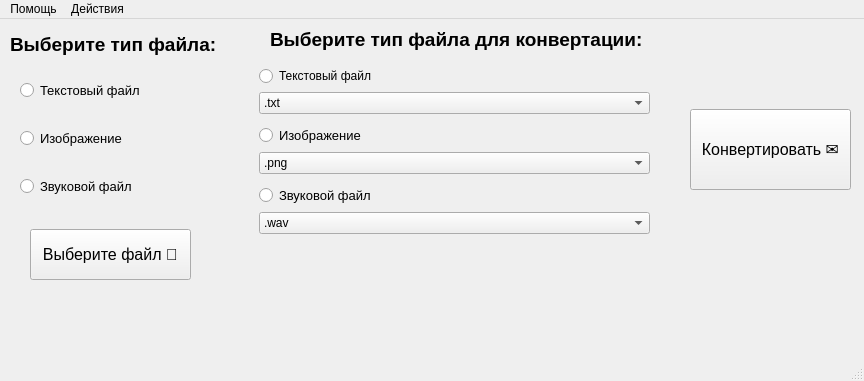
This is Конвертор.ui in AWayne1/Converter as Qt 5 draws it before an edit. The edited form follows.
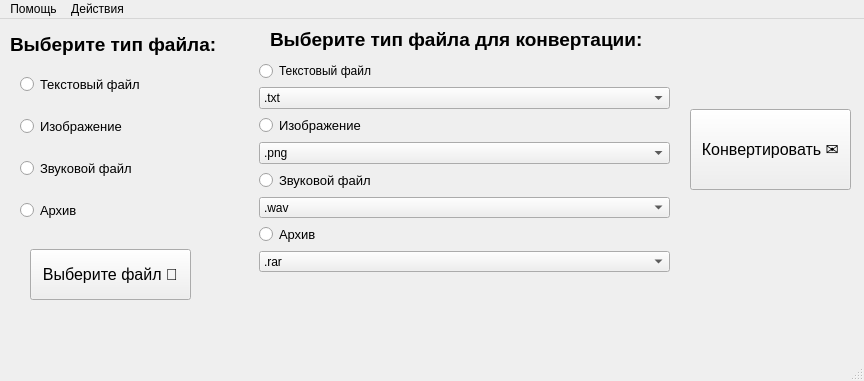
This is the edited form.

```diff
--- a/Конвертор.ui
+++ b/Конвертор.ui
@@ -2,6 +2,9 @@
 <ui version="4.0">
  <class>MainWindow</class>
  <widget class="QMainWindow" name="MainWindow">
+  <property name="enabled">
+   <bool>true</bool>
+  </property>
   <property name="geometry">
    <rect>
     <x>0</x>
@@ -10,6 +13,24 @@
     <height>381</height>
    </rect>
   </property>
+  <property name="sizePolicy">
+   <sizepolicy hsizetype="Fixed" vsizetype="Fixed">
+    <horstretch>0</horstretch>
+    <verstretch>0</verstretch>
+   </sizepolicy>
+  </property>
+  <property name="minimumSize">
+   <size>
+    <width>864</width>
+    <height>381</height>
+   </size>
+  </property>
+  <property name="maximumSize">
+   <size>
+    <width>864</width>
+    <height>381</height>
+   </size>
+  </property>
   <property name="windowTitle">
    <string>Converter</string>
   </property>
@@ -38,7 +59,7 @@
     <property name="geometry">
      <rect>
       <x>30</x>
-      <y>210</y>
+      <y>230</y>
       <width>161</width>
       <height>51</height>
      </rect>
@@ -101,7 +122,7 @@
       <x>20</x>
       <y>40</y>
       <width>171</width>
-      <height>161</height>
+      <height>181</height>
      </rect>
     </property>
     <layout class="QVBoxLayout" name="verticalLayout">
@@ -141,6 +162,18 @@
        </property>
       </widget>
      </item>
+     <item>
+      <widget class="QRadioButton" name="radioButton_7">
+       <property name="font">
+        <font>
+         <pointsize>10</pointsize>
+        </font>
+       </property>
+       <property name="text">
+        <string>Архив</string>
+       </property>
+      </widget>
+     </item>
     </layout>
    </widget>
    <widget class="QWidget" name="layoutWidget">
@@ -148,8 +181,8 @@
      <rect>
       <x>259</x>
       <y>42</y>
-      <width>391</width>
-      <height>181</height>
+      <width>411</width>
+      <height>211</height>
      </rect>
     </property>
     <layout class="QVBoxLayout" name="verticalLayout_4">
@@ -256,6 +289,37 @@
          </item>
         </widget>
        </item>
+       <item>
+        <widget class="QRadioButton" name="radioButton_8">
+         <property name="font">
+          <font>
+           <pointsize>10</pointsize>
+          </font>
+         </property>
+         <property name="text">
+          <string>Архив</string>
+         </property>
+        </widget>
+       </item>
+       <item>
+        <widget class="QComboBox" name="comboBox_4">
+         <item>
+          <property name="text">
+           <string>.rar</string>
+          </property>
+         </item>
+         <item>
+          <property name="text">
+           <string>.zip</string>
+          </property>
+         </item>
+         <item>
+          <property name="text">
+           <string>.arj</string>
+          </property>
+         </item>
+        </widget>
+       </item>
       </layout>
      </item>
     </layout>
```
